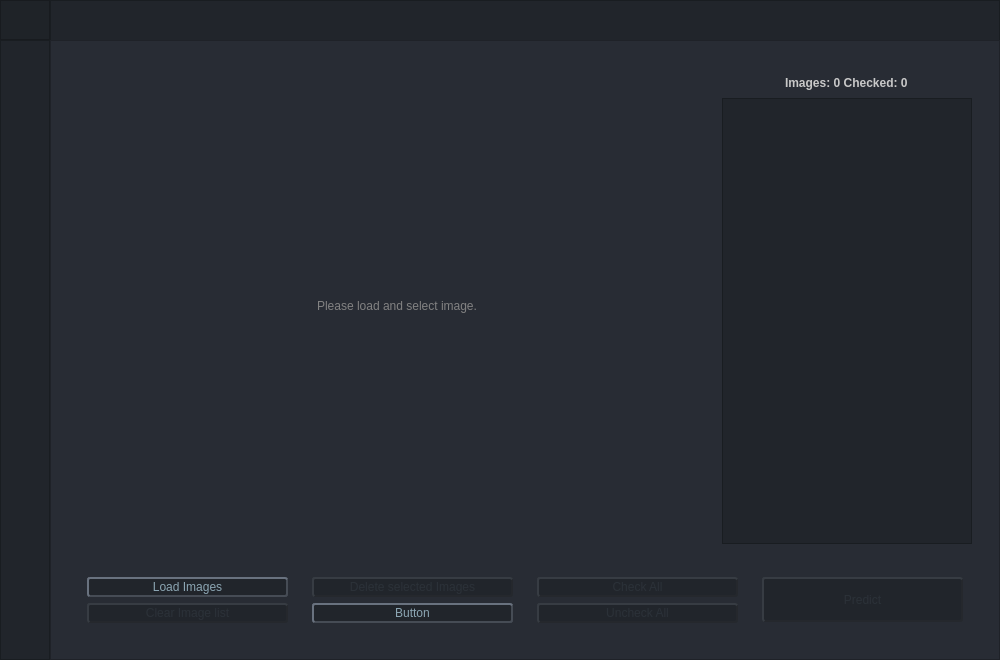
Old version of the form UI/ui_main.ui in the repository Mohamab29/FracSegment.
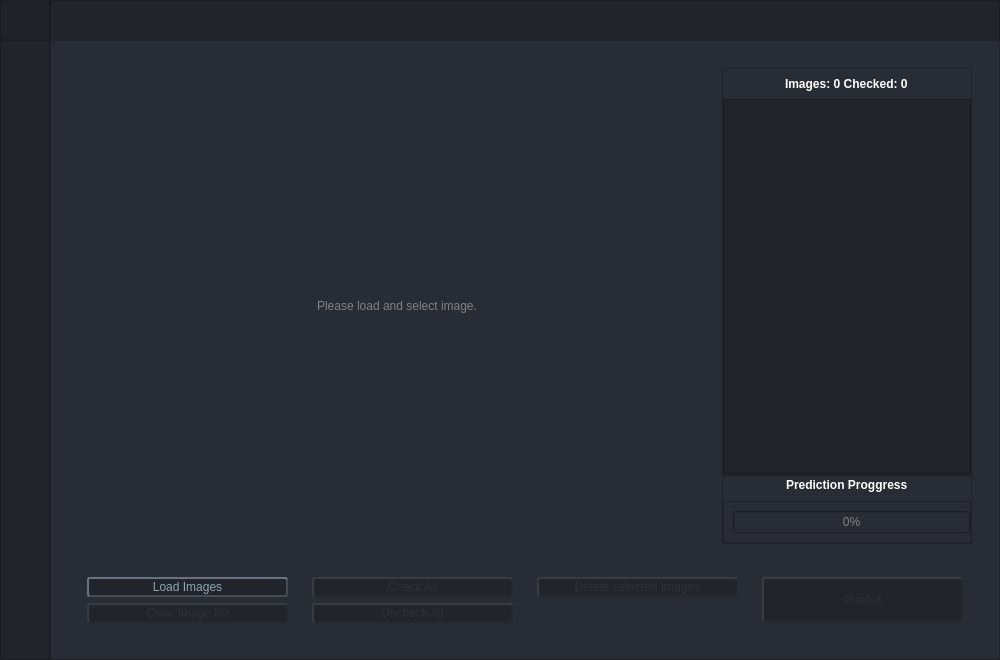
New version of the form. Icons and pictures are not drawn.

Commit message: adding the proggress bar

Patch:
```diff
--- a/UI/ui_main.ui
+++ b/UI/ui_main.ui
@@ -537,7 +537,7 @@
                   </widget>
                  </item>
                  <item>
-                  <widget class="QFrame" name="frame_predict_page_up_list">
+                  <widget class="QFrame" name="frame_predict_page_up_list_and_progress">
                    <property name="minimumSize">
                     <size>
                      <width>250</width>
@@ -575,6 +575,30 @@
                     <property name="bottomMargin">
                      <number>0</number>
                     </property>
+                    <item>
+                     <widget class="QFrame" name="frame_predict_page_up_list">
+                      <property name="frameShape">
+                       <enum>QFrame::StyledPanel</enum>
+                      </property>
+                      <property name="frameShadow">
+                       <enum>QFrame::Raised</enum>
+                      </property>
+                      <layout class="QVBoxLayout" name="verticalLayout_31">
+                       <property name="spacing">
+                        <number>0</number>
+                       </property>
+                       <property name="leftMargin">
+                        <number>0</number>
+                       </property>
+                       <property name="topMargin">
+                        <number>0</number>
+                       </property>
+                       <property name="rightMargin">
+                        <number>0</number>
+                       </property>
+                       <property name="bottomMargin">
+                        <number>0</number>
+                       </property>
                     <item alignment="Qt::AlignHCenter">
                      <widget class="QLabel" name="label_predict_page_images">
                       <property name="minimumSize">
@@ -594,7 +618,7 @@
                        </font>
                       </property>
                       <property name="styleSheet">
-                       <string notr="true">QLabel {color: rgb(200, 200, 200)}</string>
+                          <string notr="true">QLabel {color: rgb(255, 255, 255)}</string>
                       </property>
                       <property name="text">
                        <string>Images: 0 Checked: 0</string>
@@ -641,6 +665,83 @@
                    </layout>
                   </widget>
                  </item>
+                    <item>
+                     <widget class="QFrame" name="frame_predict_page_up_progress_and_label">
+                      <property name="frameShape">
+                       <enum>QFrame::StyledPanel</enum>
+                      </property>
+                      <property name="frameShadow">
+                       <enum>QFrame::Raised</enum>
+                      </property>
+                      <layout class="QVBoxLayout" name="verticalLayout_30">
+                       <property name="spacing">
+                        <number>9</number>
+                       </property>
+                       <property name="leftMargin">
+                        <number>0</number>
+                       </property>
+                       <property name="topMargin">
+                        <number>2</number>
+                       </property>
+                       <property name="rightMargin">
+                        <number>0</number>
+                       </property>
+                       <property name="bottomMargin">
+                        <number>0</number>
+                       </property>
+                       <item alignment="Qt::AlignHCenter">
+                        <widget class="QLabel" name="label_predict_progress">
+                         <property name="font">
+                          <font>
+                           <weight>75</weight>
+                           <bold>true</bold>
+                          </font>
+                         </property>
+                         <property name="styleSheet">
+                          <string notr="true">QLabel {color: rgb(255, 255, 255)}</string>
+                         </property>
+                         <property name="text">
+                          <string>Prediction Proggress</string>
+                         </property>
+                        </widget>
+                       </item>
+                       <item>
+                        <widget class="QFrame" name="frame_predict_page_up_progress_bar">
+                         <property name="frameShape">
+                          <enum>QFrame::StyledPanel</enum>
+                         </property>
+                         <property name="frameShadow">
+                          <enum>QFrame::Plain</enum>
+                         </property>
+                         <layout class="QVBoxLayout" name="verticalLayout_32">
+                          <property name="spacing">
+                           <number>0</number>
+                          </property>
+                          <property name="rightMargin">
+                           <number>0</number>
+                          </property>
+                          <item>
+                           <widget class="QProgressBar" name="progress_bar_page_predict">
+                            <property name="enabled">
+                             <bool>false</bool>
+                            </property>
+                            <property name="styleSheet">
+                             <string notr="true">color: rgb(130, 130, 130)</string>
+                            </property>
+                            <property name="value">
+                             <number>0</number>
+                            </property>
+                           </widget>
+                          </item>
+                         </layout>
+                        </widget>
+                       </item>
+                      </layout>
+                     </widget>
+                    </item>
+                   </layout>
+                  </widget>
+                 </item>
                 </layout>
                </widget>
               </item>
@@ -789,83 +890,6 @@
                    </property>
                    <layout class="QVBoxLayout" name="verticalLayout_14">
                     <item>
-                     <widget class="QPushButton" name="btn_predict_page_delete_selected_images">
-                      <property name="enabled">
-                       <bool>false</bool>
-                      </property>
-                      <property name="minimumSize">
-                       <size>
-                        <width>0</width>
-                        <height>20</height>
-                       </size>
-                      </property>
-                      <property name="cursor">
-                       <cursorShape>PointingHandCursor</cursorShape>
-                      </property>
-                      <property name="styleSheet">
-                       <string notr="true">QPushButton {
-	color: rgb(43, 49, 56);
-    background-color: rgb(33, 37, 43);
-	border: 2px outset rgb(37, 40, 45);
-	border-radius: 3px;
-}
-QPushButton:hover {
-	color: rgb(85, 170, 255);
-}</string>
-                      </property>
-                      <property name="text">
-                       <string>Delete selected Images</string>
-                      </property>
-                      <property name="icon">
-                       <iconset resource="icons.qrc">
-                        <normaloff>:/assets/icons/delete-icon.png</normaloff>:/assets/icons/delete-icon.png</iconset>
-                      </property>
-                     </widget>
-                    </item>
-                    <item>
-                     <widget class="QPushButton" name="pushButton_3">
-                      <property name="enabled">
-                       <bool>true</bool>
-                      </property>
-                      <property name="minimumSize">
-                       <size>
-                        <width>0</width>
-                        <height>20</height>
-                       </size>
-                      </property>
-                      <property name="cursor">
-                       <cursorShape>PointingHandCursor</cursorShape>
-                      </property>
-                      <property name="styleSheet">
-                       <string notr="true">QPushButton {
-	color: rgb(140, 166, 179);
-    background-color: rgb(33, 37, 43);
-	border: 2px outset rgb(70, 76, 85);
-	border-radius: 3px;
-}
-QPushButton:hover {
-	color: rgb(85, 170, 255);
-    background-color: rgb(42, 47, 54);
-}</string>
-                      </property>
-                      <property name="text">
-                       <string>Button</string>
-                      </property>
-                     </widget>
-                    </item>
-                   </layout>
-                  </widget>
-                 </item>
-                 <item>
-                  <widget class="QFrame" name="frame_predict_page_buttons_check_uncheck_images">
-                   <property name="frameShape">
-                    <enum>QFrame::NoFrame</enum>
-                   </property>
-                   <property name="frameShadow">
-                    <enum>QFrame::Raised</enum>
-                   </property>
-                   <layout class="QVBoxLayout" name="verticalLayout_12">
-                    <item>
                      <widget class="QPushButton" name="btn_predict_page_check_all">
                       <property name="enabled">
                        <bool>false</bool>
@@ -936,6 +960,52 @@
                    </layout>
                   </widget>
                  </item>
+                 <item alignment="Qt::AlignTop">
+                  <widget class="QFrame" name="frame_predict_page_buttons_check_uncheck_images">
+                   <property name="frameShape">
+                    <enum>QFrame::NoFrame</enum>
+                   </property>
+                   <property name="frameShadow">
+                    <enum>QFrame::Raised</enum>
+                   </property>
+                   <layout class="QVBoxLayout" name="verticalLayout_12">
+                    <item>
+                     <widget class="QPushButton" name="btn_predict_page_delete_selected_images">
+                      <property name="enabled">
+                       <bool>false</bool>
+                      </property>
+                      <property name="minimumSize">
+                       <size>
+                        <width>0</width>
+                        <height>20</height>
+                       </size>
+                      </property>
+                      <property name="cursor">
+                       <cursorShape>PointingHandCursor</cursorShape>
+                      </property>
+                      <property name="styleSheet">
+                       <string notr="true">QPushButton {
+	color: rgb(43, 49, 56);
+    background-color: rgb(33, 37, 43);
+	border: 2px outset rgb(37, 40, 45);
+	border-radius: 3px;
+}
+QPushButton:hover {
+	color: rgb(85, 170, 255);
+}</string>
+                      </property>
+                      <property name="text">
+                       <string>Delete selected Images</string>
+                      </property>
+                      <property name="icon">
+                       <iconset resource="icons.qrc">
+                        <normaloff>:/assets/icons/delete-icon.png</normaloff>:/assets/icons/delete-icon.png</iconset>
+                      </property>
+                     </widget>
+                    </item>
+                   </layout>
+                  </widget>
+                 </item>
                  <item>
                   <widget class="QFrame" name="frame_predict_page_buttons_predict_button">
                    <property name="frameShape">
```
Left out of the diff: 35 changed lines with no effect on the pictures. Lines whose indentation alone changed are shown as unchanged. The commit also changes 3 other files.
